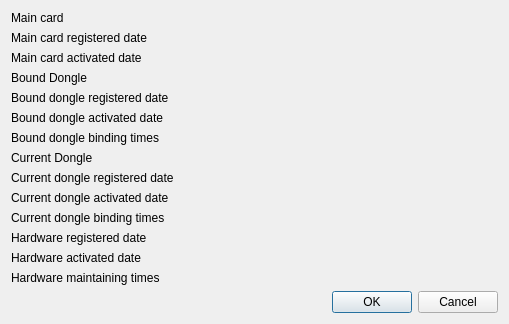
Qt form src/ui/MainCardInfoDialog.ui (oneminute/LaserController) before a commit.
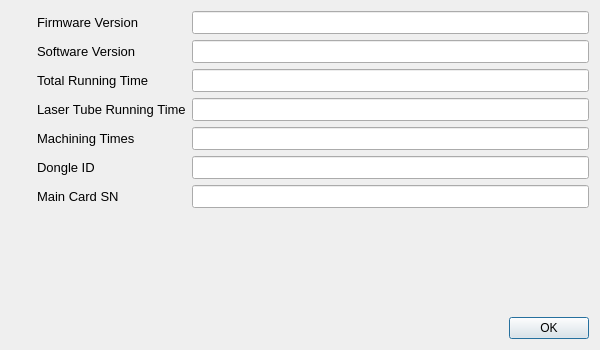
The same form after that commit. Icons and pictures are not drawn.

```diff
--- a/src/ui/MainCardInfoDialog.ui
+++ b/src/ui/MainCardInfoDialog.ui
@@ -6,295 +6,259 @@
    <rect>
     <x>0</x>
     <y>0</y>
-    <width>509</width>
-    <height>309</height>
+    <width>600</width>
+    <height>350</height>
    </rect>
   </property>
+  <property name="sizePolicy">
+   <sizepolicy hsizetype="Fixed" vsizetype="Fixed">
+    <horstretch>0</horstretch>
+    <verstretch>0</verstretch>
+   </sizepolicy>
+  </property>
+  <property name="maximumSize">
+   <size>
+    <width>600</width>
+    <height>350</height>
+   </size>
+  </property>
   <property name="windowTitle">
    <string>Main Card Info</string>
   </property>
   <layout class="QVBoxLayout" name="verticalLayout">
    <item>
+    <layout class="QHBoxLayout" name="horizontalLayout">
+     <item>
+      <layout class="QVBoxLayout" name="verticalLayout_3">
+       <property name="leftMargin">
+        <number>0</number>
+       </property>
+       <item>
+        <widget class="QLabel" name="labelIcon">
+         <property name="maximumSize">
+          <size>
+           <width>64</width>
+           <height>64</height>
+          </size>
+         </property>
+         <property name="text">
+          <string/>
+         </property>
+         <property name="pixmap">
+          <pixmap resource="../res/icons.qrc">:/ui/icons/images/app_icon_256.png</pixmap>
+         </property>
+         <property name="scaledContents">
+          <bool>true</bool>
+         </property>
+        </widget>
+       </item>
+       <item>
+        <spacer name="verticalSpacer">
+         <property name="orientation">
+          <enum>Qt::Vertical</enum>
+         </property>
+         <property name="sizeHint" stdset="0">
+          <size>
+           <width>20</width>
+           <height>40</height>
+          </size>
+         </property>
+        </spacer>
+       </item>
+      </layout>
+     </item>
+     <item>
     <layout class="QFormLayout" name="formLayout">
      <item row="0" column="0">
       <widget class="QLabel" name="label">
+         <property name="font">
+          <font>
+           <pointsize>10</pointsize>
+          </font>
+         </property>
        <property name="text">
-        <string>Main card</string>
+          <string>Firmware Version</string>
        </property>
       </widget>
      </item>
      <item row="0" column="1">
-      <widget class="QLabel" name="labelMainCard">
-       <property name="sizePolicy">
-        <sizepolicy hsizetype="Expanding" vsizetype="Preferred">
-         <horstretch>0</horstretch>
-         <verstretch>0</verstretch>
-        </sizepolicy>
-       </property>
-       <property name="text">
+        <widget class="QLineEdit" name="lineEditFirmwareVersion">
+         <property name="font">
+          <font>
+           <pointsize>10</pointsize>
+          </font>
+         </property>
+         <property name="readOnly">
+          <bool>true</bool>
+         </property>
+         <property name="placeholderText">
         <string/>
        </property>
       </widget>
      </item>
      <item row="1" column="0">
       <widget class="QLabel" name="label_3">
+         <property name="font">
+          <font>
+           <pointsize>10</pointsize>
+          </font>
+         </property>
        <property name="text">
-        <string>Main card registered date</string>
+          <string>Software Version</string>
        </property>
       </widget>
      </item>
      <item row="1" column="1">
-      <widget class="QLabel" name="labelMainCardRegisteredDate">
-       <property name="sizePolicy">
-        <sizepolicy hsizetype="Expanding" vsizetype="Preferred">
-         <horstretch>0</horstretch>
-         <verstretch>0</verstretch>
-        </sizepolicy>
-       </property>
-       <property name="text">
+        <widget class="QLineEdit" name="lineEditSoftwareVersion">
+         <property name="font">
+          <font>
+           <pointsize>10</pointsize>
+          </font>
+         </property>
+         <property name="readOnly">
+          <bool>true</bool>
+         </property>
+         <property name="placeholderText">
         <string/>
        </property>
       </widget>
      </item>
      <item row="2" column="0">
       <widget class="QLabel" name="label_5">
+         <property name="font">
+          <font>
+           <pointsize>10</pointsize>
+          </font>
+         </property>
        <property name="text">
-        <string>Main card activated date</string>
+          <string>Total Running Time</string>
        </property>
       </widget>
      </item>
      <item row="2" column="1">
-      <widget class="QLabel" name="labelMainCardActivatedDate">
-       <property name="sizePolicy">
-        <sizepolicy hsizetype="Expanding" vsizetype="Preferred">
-         <horstretch>0</horstretch>
-         <verstretch>0</verstretch>
-        </sizepolicy>
-       </property>
-       <property name="text">
+        <widget class="QLineEdit" name="lineEditTotalRunningTime">
+         <property name="font">
+          <font>
+           <pointsize>10</pointsize>
+          </font>
+         </property>
+         <property name="readOnly">
+          <bool>true</bool>
+         </property>
+         <property name="placeholderText">
         <string/>
        </property>
       </widget>
      </item>
      <item row="3" column="0">
       <widget class="QLabel" name="label_7">
+         <property name="font">
+          <font>
+           <pointsize>10</pointsize>
+          </font>
+         </property>
        <property name="text">
-        <string>Bound Dongle</string>
+          <string>Laser Tube Running Time</string>
        </property>
       </widget>
      </item>
      <item row="3" column="1">
-      <widget class="QLabel" name="labelBoundDongle">
-       <property name="sizePolicy">
-        <sizepolicy hsizetype="Expanding" vsizetype="Preferred">
-         <horstretch>0</horstretch>
-         <verstretch>0</verstretch>
-        </sizepolicy>
-       </property>
-       <property name="text">
+        <widget class="QLineEdit" name="lineEditLaserTubeRunningTime">
+         <property name="font">
+          <font>
+           <pointsize>10</pointsize>
+          </font>
+         </property>
+         <property name="readOnly">
+          <bool>true</bool>
+         </property>
+         <property name="placeholderText">
         <string/>
        </property>
       </widget>
      </item>
      <item row="4" column="0">
       <widget class="QLabel" name="label_9">
+         <property name="font">
+          <font>
+           <pointsize>10</pointsize>
+          </font>
+         </property>
        <property name="text">
-        <string>Bound dongle registered date</string>
+          <string>Machining Times</string>
        </property>
       </widget>
      </item>
      <item row="4" column="1">
-      <widget class="QLabel" name="labelBoundDongleRegisteredDate">
-       <property name="sizePolicy">
-        <sizepolicy hsizetype="Expanding" vsizetype="Preferred">
-         <horstretch>0</horstretch>
-         <verstretch>0</verstretch>
-        </sizepolicy>
-       </property>
-       <property name="text">
+        <widget class="QLineEdit" name="lineEditMachiningTimes">
+         <property name="font">
+          <font>
+           <pointsize>10</pointsize>
+          </font>
+         </property>
+         <property name="readOnly">
+          <bool>true</bool>
+         </property>
+         <property name="placeholderText">
         <string/>
        </property>
       </widget>
      </item>
      <item row="5" column="0">
       <widget class="QLabel" name="label_11">
+         <property name="font">
+          <font>
+           <pointsize>10</pointsize>
+          </font>
+         </property>
        <property name="text">
-        <string>Bound dongle activated date</string>
+          <string>Dongle ID</string>
        </property>
       </widget>
      </item>
      <item row="5" column="1">
-      <widget class="QLabel" name="labelBoundDongleActivatedDate">
-       <property name="sizePolicy">
-        <sizepolicy hsizetype="Expanding" vsizetype="Preferred">
-         <horstretch>0</horstretch>
-         <verstretch>0</verstretch>
-        </sizepolicy>
-       </property>
-       <property name="text">
+        <widget class="QLineEdit" name="lineEditDongleId">
+         <property name="font">
+          <font>
+           <pointsize>10</pointsize>
+          </font>
+         </property>
+         <property name="readOnly">
+          <bool>true</bool>
+         </property>
+         <property name="placeholderText">
         <string/>
        </property>
       </widget>
      </item>
      <item row="6" column="0">
       <widget class="QLabel" name="label_13">
+         <property name="font">
+          <font>
+           <pointsize>10</pointsize>
+          </font>
+         </property>
        <property name="text">
-        <string>Bound dongle binding times</string>
+          <string>Main Card SN</string>
        </property>
       </widget>
      </item>
      <item row="6" column="1">
-      <widget class="QLabel" name="labelBoundDongleBindingTimes">
-       <property name="sizePolicy">
-        <sizepolicy hsizetype="Expanding" vsizetype="Preferred">
-         <horstretch>0</horstretch>
-         <verstretch>0</verstretch>
-        </sizepolicy>
-       </property>
-       <property name="text">
-        <string/>
-       </property>
-      </widget>
-     </item>
-     <item row="7" column="0">
-      <widget class="QLabel" name="label_15">
-       <property name="text">
-        <string>Current Dongle</string>
-       </property>
-      </widget>
-     </item>
-     <item row="7" column="1">
-      <widget class="QLabel" name="labelCurrentDongle">
-       <property name="sizePolicy">
-        <sizepolicy hsizetype="Expanding" vsizetype="Preferred">
-         <horstretch>0</horstretch>
-         <verstretch>0</verstretch>
-        </sizepolicy>
-       </property>
-       <property name="text">
+        <widget class="QLineEdit" name="lineEditMainCardId">
+         <property name="font">
+          <font>
+           <pointsize>10</pointsize>
+          </font>
+         </property>
+         <property name="readOnly">
+          <bool>true</bool>
+         </property>
+         <property name="placeholderText">
         <string/>
        </property>
       </widget>
      </item>
-     <item row="8" column="0">
-      <widget class="QLabel" name="label_17">
-       <property name="text">
-        <string>Current dongle registered date</string>
-       </property>
-      </widget>
-     </item>
-     <item row="8" column="1">
-      <widget class="QLabel" name="labelCurrentDongleRegisteredDate">
-       <property name="sizePolicy">
-        <sizepolicy hsizetype="Expanding" vsizetype="Preferred">
-         <horstretch>0</horstretch>
-         <verstretch>0</verstretch>
-        </sizepolicy>
-       </property>
-       <property name="text">
-        <string/>
-       </property>
-      </widget>
-     </item>
-     <item row="9" column="0">
-      <widget class="QLabel" name="label_19">
-       <property name="text">
-        <string>Current dongle activated date</string>
-       </property>
-      </widget>
-     </item>
-     <item row="9" column="1">
-      <widget class="QLabel" name="labelCurrentDongleActivatedDate">
-       <property name="sizePolicy">
-        <sizepolicy hsizetype="Expanding" vsizetype="Preferred">
-         <horstretch>0</horstretch>
-         <verstretch>0</verstretch>
-        </sizepolicy>
-       </property>
-       <property name="text">
-        <string/>
-       </property>
-      </widget>
-     </item>
-     <item row="10" column="0">
-      <widget class="QLabel" name="label_21">
-       <property name="text">
-        <string>Current dongle binding times</string>
-       </property>
-      </widget>
-     </item>
-     <item row="10" column="1">
-      <widget class="QLabel" name="labelCurrentDongleBindingTimes">
-       <property name="sizePolicy">
-        <sizepolicy hsizetype="Expanding" vsizetype="Preferred">
-         <horstretch>0</horstretch>
-         <verstretch>0</verstretch>
-        </sizepolicy>
-       </property>
-       <property name="text">
-        <string/>
-       </property>
-      </widget>
-     </item>
-     <item row="11" column="0">
-      <widget class="QLabel" name="label_23">
-       <property name="text">
-        <string>Hardware registered date</string>
-       </property>
-      </widget>
-     </item>
-     <item row="11" column="1">
-      <widget class="QLabel" name="labelHardwareRegisteredDate">
-       <property name="sizePolicy">
-        <sizepolicy hsizetype="Expanding" vsizetype="Preferred">
-         <horstretch>0</horstretch>
-         <verstretch>0</verstretch>
-        </sizepolicy>
-       </property>
-       <property name="text">
-        <string/>
-       </property>
-      </widget>
-     </item>
-     <item row="12" column="0">
-      <widget class="QLabel" name="label_25">
-       <property name="text">
-        <string>Hardware activated date</string>
-       </property>
-      </widget>
-     </item>
-     <item row="12" column="1">
-      <widget class="QLabel" name="labelHardwareActivatedDate">
-       <property name="sizePolicy">
-        <sizepolicy hsizetype="Expanding" vsizetype="Preferred">
-         <horstretch>0</horstretch>
-         <verstretch>0</verstretch>
-        </sizepolicy>
-       </property>
-       <property name="text">
-        <string/>
-       </property>
-      </widget>
-     </item>
-     <item row="13" column="0">
-      <widget class="QLabel" name="label_27">
-       <property name="text">
-        <string>Hardware maintaining times</string>
-       </property>
-      </widget>
-     </item>
-     <item row="13" column="1">
-      <widget class="QLabel" name="labelHardwareMaintainingTimes">
-       <property name="sizePolicy">
-        <sizepolicy hsizetype="Expanding" vsizetype="Preferred">
-         <horstretch>0</horstretch>
-         <verstretch>0</verstretch>
-        </sizepolicy>
-       </property>
-       <property name="text">
-        <string/>
-       </property>
-      </widget>
+      </layout>
      </item>
     </layout>
    </item>
@@ -304,7 +268,7 @@
       <enum>Qt::Horizontal</enum>
      </property>
      <property name="standardButtons">
-      <set>QDialogButtonBox::Cancel|QDialogButtonBox::Ok</set>
+      <set>QDialogButtonBox::Ok</set>
      </property>
     </widget>
    </item>
```
Left out of the diff: 4 changed lines with no effect on the pictures. Lines whose indentation alone changed are shown as unchanged.
